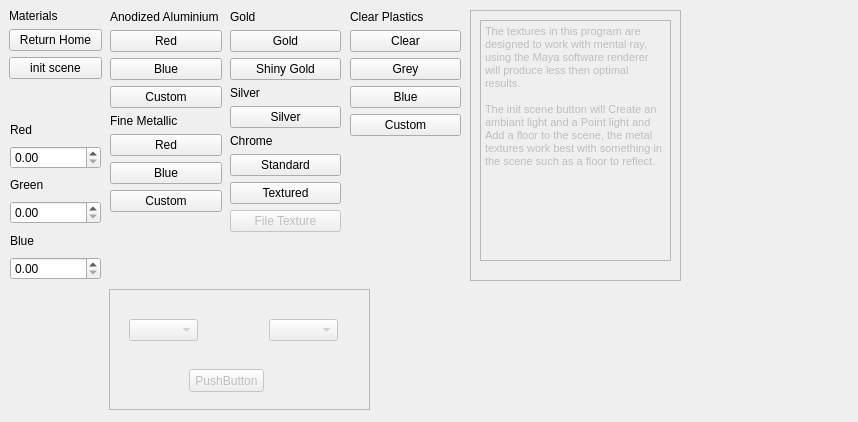
The window that resources/widget/Assignment2Widget/Widget.ui (cnbdragon/GundamPy) describes before a commit, drawn with Qt 5.
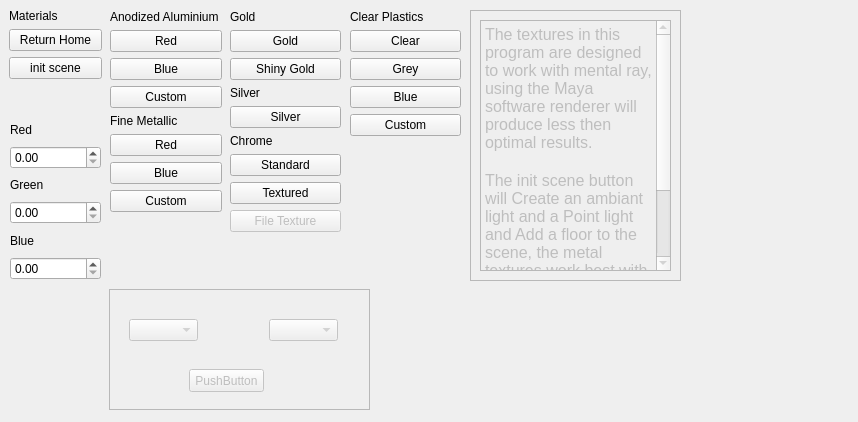
The same window after the commit.

```diff
--- a/resources/widget/Assignment2Widget/Widget.ui
+++ b/resources/widget/Assignment2Widget/Widget.ui
@@ -451,19 +451,24 @@
       <x>10</x>
       <y>10</y>
       <width>191</width>
-      <height>241</height>
+      <height>251</height>
      </rect>
     </property>
+    <property name="font">
+     <font>
+      <family>Arial</family>
+     </font>
+    </property>
     <property name="html">
      <string>&lt;!DOCTYPE HTML PUBLIC &quot;-//W3C//DTD HTML 4.0//EN&quot; &quot;http://www.w3.org/TR/REC-html40/strict.dtd&quot;&gt;
 &lt;html&gt;&lt;head&gt;&lt;meta name=&quot;qrichtext&quot; content=&quot;1&quot; /&gt;&lt;style type=&quot;text/css&quot;&gt;
 p, li { white-space: pre-wrap; }
-&lt;/style&gt;&lt;/head&gt;&lt;body style=&quot; font-family:'MS Shell Dlg 2'; font-size:8.25pt; font-weight:400; font-style:normal;&quot;&gt;
-&lt;p style=&quot; margin-top:0px; margin-bottom:0px; margin-left:0px; margin-right:0px; -qt-block-indent:0; text-indent:0px;&quot;&gt;&lt;span style=&quot; font-size:8pt;&quot;&gt;The textures in this program are designed to work with mental ray, using the Maya software renderer will produce less then optimal results.&lt;/span&gt;&lt;/p&gt;
-&lt;p style=&quot;-qt-paragraph-type:empty; margin-top:0px; margin-bottom:0px; margin-left:0px; margin-right:0px; -qt-block-indent:0; text-indent:0px; font-size:8pt;&quot;&gt;&lt;br /&gt;&lt;/p&gt;
-&lt;p style=&quot; margin-top:0px; margin-bottom:0px; margin-left:0px; margin-right:0px; -qt-block-indent:0; text-indent:0px;&quot;&gt;&lt;span style=&quot; font-size:8pt;&quot;&gt;The init scene button will Create an ambiant light and a Point light and Add a floor to the scene, the metal textures work best with something in the scene such as a floor to reflect.&lt;/span&gt;&lt;/p&gt;
-&lt;p style=&quot;-qt-paragraph-type:empty; margin-top:0px; margin-bottom:0px; margin-left:0px; margin-right:0px; -qt-block-indent:0; text-indent:0px; font-size:8pt;&quot;&gt;&lt;br /&gt;&lt;/p&gt;
-&lt;p style=&quot;-qt-paragraph-type:empty; margin-top:0px; margin-bottom:0px; margin-left:0px; margin-right:0px; -qt-block-indent:0; text-indent:0px; font-size:8pt;&quot;&gt;&lt;br /&gt;&lt;/p&gt;&lt;/body&gt;&lt;/html&gt;</string>
+&lt;/style&gt;&lt;/head&gt;&lt;body style=&quot; font-family:'Arial'; font-size:8.25pt; font-weight:400; font-style:normal;&quot;&gt;
+&lt;p style=&quot; margin-top:0px; margin-bottom:0px; margin-left:0px; margin-right:0px; -qt-block-indent:0; text-indent:0px;&quot;&gt;&lt;span style=&quot; font-family:'MS Shell Dlg 2'; font-size:12pt;&quot;&gt;The textures in this program are designed to work with mental ray, using the Maya software renderer will produce less then optimal results.&lt;/span&gt;&lt;/p&gt;
+&lt;p style=&quot;-qt-paragraph-type:empty; margin-top:0px; margin-bottom:0px; margin-left:0px; margin-right:0px; -qt-block-indent:0; text-indent:0px; font-family:'MS Shell Dlg 2'; font-size:12pt;&quot;&gt;&lt;br /&gt;&lt;/p&gt;
+&lt;p style=&quot; margin-top:0px; margin-bottom:0px; margin-left:0px; margin-right:0px; -qt-block-indent:0; text-indent:0px;&quot;&gt;&lt;span style=&quot; font-family:'MS Shell Dlg 2'; font-size:12pt;&quot;&gt;The init scene button will Create an ambiant light and a Point light and Add a floor to the scene, the metal textures work best with something in the scene such as a floor to reflect.&lt;/span&gt;&lt;/p&gt;
+&lt;p style=&quot;-qt-paragraph-type:empty; margin-top:0px; margin-bottom:0px; margin-left:0px; margin-right:0px; -qt-block-indent:0; text-indent:0px; font-family:'MS Shell Dlg 2'; font-size:12pt;&quot;&gt;&lt;br /&gt;&lt;/p&gt;
+&lt;p style=&quot;-qt-paragraph-type:empty; margin-top:0px; margin-bottom:0px; margin-left:0px; margin-right:0px; -qt-block-indent:0; text-indent:0px; font-family:'MS Shell Dlg 2'; font-size:12pt;&quot;&gt;&lt;br /&gt;&lt;/p&gt;&lt;/body&gt;&lt;/html&gt;</string>
     </property>
    </widget>
   </widget>
```
